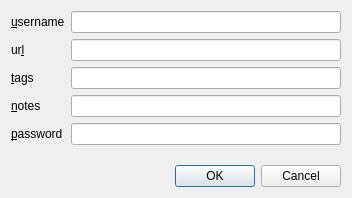
Above: src/editdialog.ui from zuoyan/ysid before the change. Below: the same form after it.
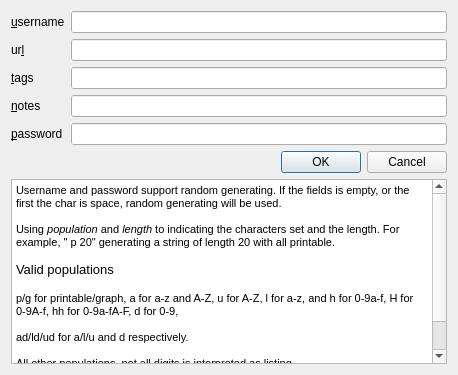
That is the form after the change.

Commit message:
Fixed printable/graph generate of random string.
Make not preset populations as listing.

WIP:show document of random generating.
TODO: using tooltip?

Usig ysid::string to replace std::string for secure problem, string
content should be erased in the descructor.

Patch:
```diff
--- a/src/editdialog.ui
+++ b/src/editdialog.ui
@@ -6,8 +6,8 @@
    <rect>
     <x>0</x>
     <y>0</y>
-    <width>352</width>
-    <height>198</height>
+    <width>458</width>
+    <height>375</height>
    </rect>
   </property>
   <property name="windowTitle">
@@ -99,6 +99,29 @@
      </property>
     </widget>
    </item>
+   <item>
+    <widget class="QTextBrowser" name="textBrowser">
+     <property name="html">
+      <string>&lt;!DOCTYPE HTML PUBLIC &quot;-//W3C//DTD HTML 4.0//EN&quot; &quot;http://www.w3.org/TR/REC-html40/strict.dtd&quot;&gt;
+&lt;html&gt;&lt;head&gt;&lt;meta name=&quot;qrichtext&quot; content=&quot;1&quot; /&gt;&lt;style type=&quot;text/css&quot;&gt;
+p, li { white-space: pre-wrap; }
+&lt;/style&gt;&lt;/head&gt;&lt;body style=&quot; font-family:'DejaVu Sans'; font-size:8pt; font-weight:400; font-style:normal;&quot;&gt;
+&lt;p style=&quot; margin-top:0px; margin-bottom:0px; margin-left:0px; margin-right:0px; -qt-block-indent:0; text-indent:0px;&quot;&gt;Username and password support random generating. If the fields is empty, or the first the char is space, random generating will be used.&lt;/p&gt;
+&lt;p style=&quot;-qt-paragraph-type:empty; margin-top:0px; margin-bottom:0px; margin-left:0px; margin-right:0px; -qt-block-indent:0; text-indent:0px;&quot;&gt;&lt;/p&gt;
+&lt;p style=&quot; margin-top:0px; margin-bottom:0px; margin-left:0px; margin-right:0px; -qt-block-indent:0; text-indent:0px;&quot;&gt;Using &lt;span style=&quot; font-style:italic;&quot;&gt;population&lt;/span&gt; and &lt;span style=&quot; font-style:italic;&quot;&gt;length &lt;/span&gt;to indicating the characters set and the length. For example, &amp;quot; p 20&amp;quot; generating a string of length 20 with all printable.&lt;/p&gt;
+&lt;p style=&quot;-qt-paragraph-type:empty; margin-top:0px; margin-bottom:0px; margin-left:0px; margin-right:0px; -qt-block-indent:0; text-indent:0px;&quot;&gt;&lt;/p&gt;
+&lt;p style=&quot; margin-top:0px; margin-bottom:0px; margin-left:0px; margin-right:0px; -qt-block-indent:0; text-indent:0px;&quot;&gt;&lt;span style=&quot; font-size:10pt;&quot;&gt;Valid populations&lt;/span&gt;&lt;/p&gt;
+&lt;p style=&quot;-qt-paragraph-type:empty; margin-top:0px; margin-bottom:0px; margin-left:0px; margin-right:0px; -qt-block-indent:0; text-indent:0px; font-size:10pt;&quot;&gt;&lt;/p&gt;
+&lt;p style=&quot; margin-top:0px; margin-bottom:0px; margin-left:0px; margin-right:0px; -qt-block-indent:0; text-indent:0px;&quot;&gt;p/g for printable/graph, a for a-z and A-Z, u for A-Z, l for a-z, and h for 0-9a-f, H for 0-9A-f, hh for 0-9a-fA-F, d for 0-9,&lt;/p&gt;
+&lt;p style=&quot;-qt-paragraph-type:empty; margin-top:0px; margin-bottom:0px; margin-left:0px; margin-right:0px; -qt-block-indent:0; text-indent:0px;&quot;&gt;&lt;/p&gt;
+&lt;p style=&quot; margin-top:0px; margin-bottom:0px; margin-left:0px; margin-right:0px; -qt-block-indent:0; text-indent:0px;&quot;&gt;ad/ld/ud for a/l/u and d respectively.&lt;/p&gt;
+&lt;p style=&quot;-qt-paragraph-type:empty; margin-top:0px; margin-bottom:0px; margin-left:0px; margin-right:0px; -qt-block-indent:0; text-indent:0px;&quot;&gt;&lt;/p&gt;
+&lt;p style=&quot; margin-top:0px; margin-bottom:0px; margin-left:0px; margin-right:0px; -qt-block-indent:0; text-indent:0px;&quot;&gt;All other populations, not all digits is interpreted as listing.&lt;/p&gt;
+&lt;p style=&quot;-qt-paragraph-type:empty; margin-top:0px; margin-bottom:0px; margin-left:0px; margin-right:0px; -qt-block-indent:0; text-indent:0px;&quot;&gt;&lt;/p&gt;
+&lt;p style=&quot; margin-top:0px; margin-bottom:0px; margin-left:0px; margin-right:0px; -qt-block-indent:0; text-indent:0px;&quot;&gt;&lt;span style=&quot; font-size:10pt;&quot;&gt;Leave password empty if you don't change it.&lt;/span&gt;&lt;/p&gt;&lt;/body&gt;&lt;/html&gt;</string>
+     </property>
+    </widget>
+   </item>
   </layout>
  </widget>
  <resources/>
```
The commit also changes 18 other files.
